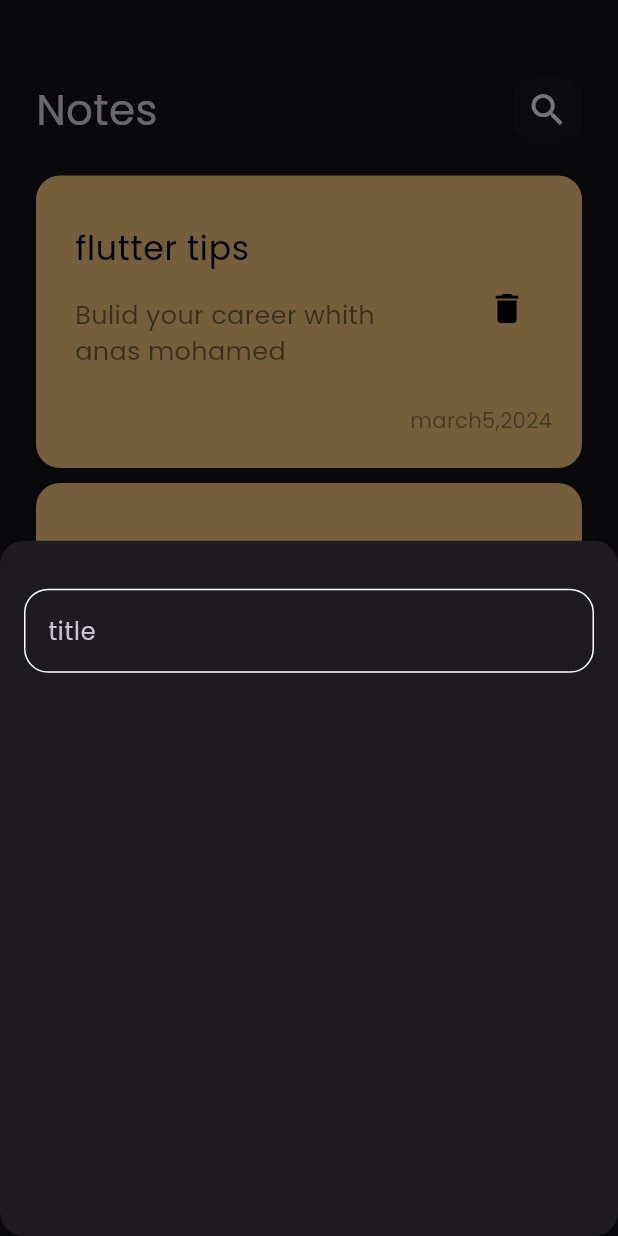
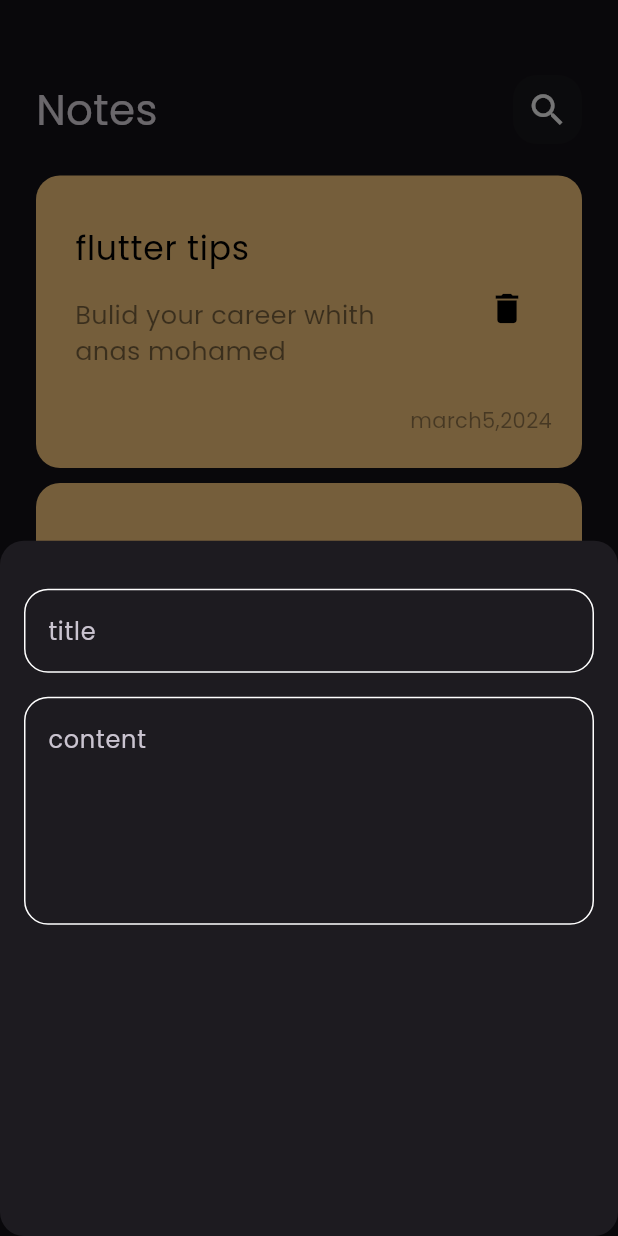
Before and after one commit to anasmohamed13/notes_app, a Flutter app: the screen it shows after launch, after a tap on the "add" icon, on a phone screen of 412 x 824 dp. Run offline on Flutter 3.47's test engine with Material 3 defaults, Android fonts, the phone set to English and light mode, and no system bars.

Commit message:
add fields to  notes bottom sheet

```diff
--- a/lib/widgets/add_bottom_sheet.dart
+++ b/lib/widgets/add_bottom_sheet.dart
@@ -13,7 +13,16 @@ class AddNoteBottomSheet extends StatelessWidget {
           SizedBox(
             height: 32,
           ),
-          CustomTextField(),
+          CustomTextField(
+            hint: 'title',
+          ),
+          SizedBox(
+            height: 16,
+          ),
+          CustomTextField(
+            hint: 'content',
+            maxLines: 5,
+          ),
         ],
       ),
     );
--- a/lib/widgets/custom_text_field.dart
+++ b/lib/widgets/custom_text_field.dart
@@ -5,14 +5,16 @@ import 'package:flutter/material.dart';
 import '../constats.dart';
 
 class CustomTextField extends StatelessWidget {
-  const CustomTextField({super.key});
-
+  const CustomTextField({super.key, required this.hint, this.maxLines = 1});
+  final String hint;
+  final int maxLines;
   @override
   Widget build(BuildContext context) {
     return TextField(
       cursorColor: kprimaryColor,
+      maxLines: maxLines,
       decoration: InputDecoration(
-        hintText: 'title',
+        hintText: hint,
         border: bulidBorder(),
         enabledBorder: bulidBorder(),
         focusedBorder: bulidBorder(Color: kprimaryColor),
```
